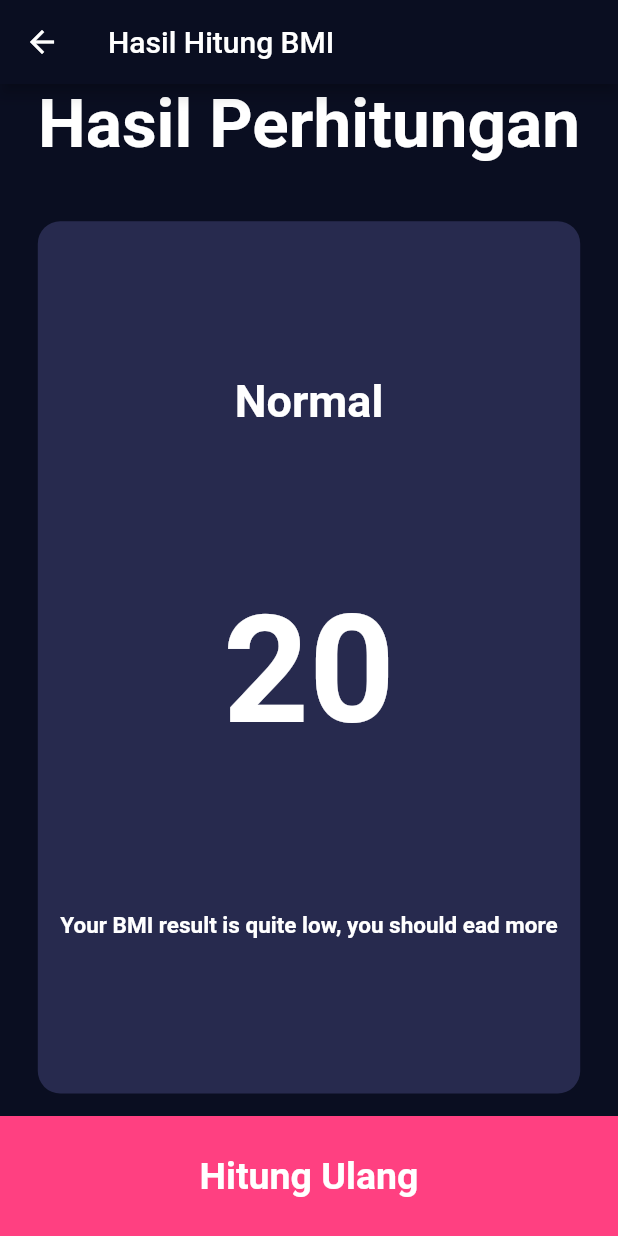
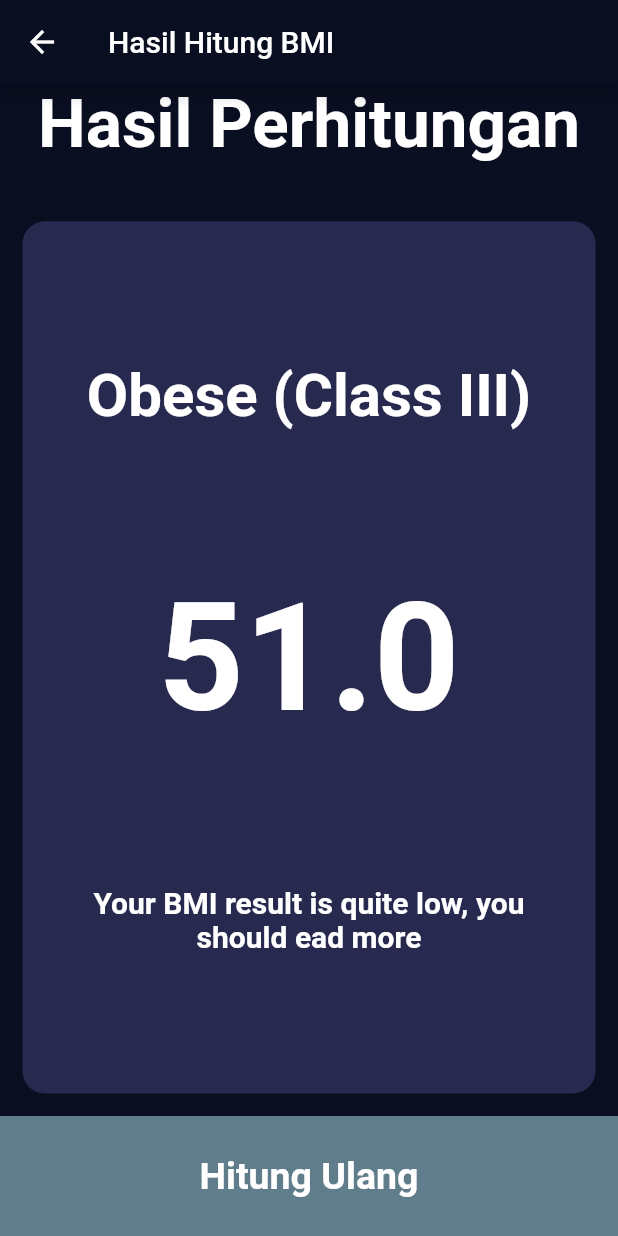
Before and after one commit to anditarmizi90/bmi, a Flutter app: the screen it shows after launch, after a tap on "Hitung BMI", on a phone screen of 412 x 824 dp. Run offline on Flutter 3.47's test engine with Material 2 defaults, Android fonts, the phone set to English and light mode, and no system bars.

Commit message:
update color

```diff
--- a/lib/constants/const.dart
+++ b/lib/constants/const.dart
@@ -10,3 +10,12 @@ TextStyle numberStyle = TextStyle(
   fontWeight: FontWeight.bold,
   color: Colors.white,
 );
+
+String underweightSevere = "Underweight (Severe thinnes)";
+String underweightModerate = "Underweight (Moderate thinnes)";
+String underweightMild = "Underweight (Mild thinnes)";
+String normal = "Normal";
+String overweight = "Overweight";
+String obeseI = "Obese (Class I)";
+String obeseII = "Obese (Class II)";
+String obeseIII = "Obese (Class III)";
--- a/lib/view/bmi_data_screen.dart
+++ b/lib/view/bmi_data_screen.dart
@@ -13,6 +13,14 @@ class _BmiDataScreenState extends State<BmiDataScreen> {
   int height = 100;
   int weight = 50;
   int age = 20;
+
+  double calculateBmi() {
+    double heightInMeter = height / 100;
+    final h = (heightInMeter * heightInMeter);
+    final bmi = weight / h;
+
+    return bmi;
+  }
 
   @override
   Widget build(BuildContext context) {
@@ -76,8 +84,8 @@ class _BmiDataScreenState extends State<BmiDataScreen> {
                       value: height.toDouble(),
                       min: 80,
                       max: 200,
-                      thumbColor: Colors.red,
-                      activeColor: Colors.white,
+                      thumbColor: Colors.pinkAccent,
+                      activeColor: Colors.purpleAccent,
                       onChanged: (value) {
                         height = value.toInt();
                         setState(() {});
@@ -225,14 +233,16 @@ class _BmiDataScreenState extends State<BmiDataScreen> {
               Navigator.of(context).push(
                 MaterialPageRoute(
                   builder: ((context) {
-                    return BmiResultScreen();
+                    return BmiResultScreen(
+                      bmi: calculateBmi(),
+                    );
                   }),
                 ),
               );
             },
             child: Container(
               height: 80,
-              color: Colors.pinkAccent,
+              color: Colors.blueGrey,
               child: Center(
                 child: Text(
                   "Hitung BMI",
--- a/lib/view/bmi_result_screen.dart
+++ b/lib/view/bmi_result_screen.dart
@@ -3,7 +3,30 @@ import 'package:bmi/view/bmi_data_screen.dart';
 import 'package:flutter/material.dart';
 
 class BmiResultScreen extends StatelessWidget {
-  const BmiResultScreen({Key? key}) : super(key: key);
+  const BmiResultScreen({Key? key, required this.bmi}) : super(key: key);
+  final double bmi;
+
+  determineBmiCategory(double bmiValue) {
+    String category = "";
+    if (bmiValue < 16.0) {
+      category = underweightSevere;
+    } else if (bmiValue >= 16.0 && bmiValue < 17) {
+      category = underweightModerate;
+    } else if (bmiValue >= 17.0 && bmiValue < 18.5) {
+      category = underweightMild;
+    } else if (bmiValue >= 18.5 && bmiValue < 25) {
+      category = normal;
+    } else if (bmiValue >= 25 && bmiValue < 30) {
+      category = overweight;
+    } else if (bmiValue >= 30 && bmiValue < 35) {
+      category = obeseI;
+    } else if (bmiValue >= 35 && bmiValue < 40) {
+      category = obeseII;
+    } else if (bmiValue > 40) {
+      category = obeseIII;
+    }
+    return category;
+  }
 
   @override
   Widget build(BuildContext context) {
@@ -34,15 +57,15 @@ class BmiResultScreen extends StatelessWidget {
                   mainAxisAlignment: MainAxisAlignment.spaceEvenly,
                   children: [
                     Text(
-                      "Normal",
+                      determineBmiCategory(bmi),
                       style: TextStyle(
-                        fontSize: 30,
+                        fontSize: 40,
                         fontWeight: FontWeight.bold,
                         color: Colors.white,
                       ),
                     ),
                     Text(
-                      "20",
+                      "${bmi.toStringAsFixed(1)}",
                       style: TextStyle(
                         fontSize: 100,
                         fontWeight: FontWeight.bold,
@@ -53,7 +76,7 @@ class BmiResultScreen extends StatelessWidget {
                       "Your BMI result is quite low, you should ead more",
                       textAlign: TextAlign.center,
                       style: TextStyle(
-                        fontSize: 15,
+                        fontSize: 20,
                         fontWeight: FontWeight.bold,
                         color: Colors.white,
                       ),
@@ -69,7 +92,7 @@ class BmiResultScreen extends StatelessWidget {
             },
             child: Container(
               height: 80,
-              color: Colors.pinkAccent,
+              color: Colors.blueGrey,
               child: Center(
                 child: Text(
                   "Hitung Ulang",
```
